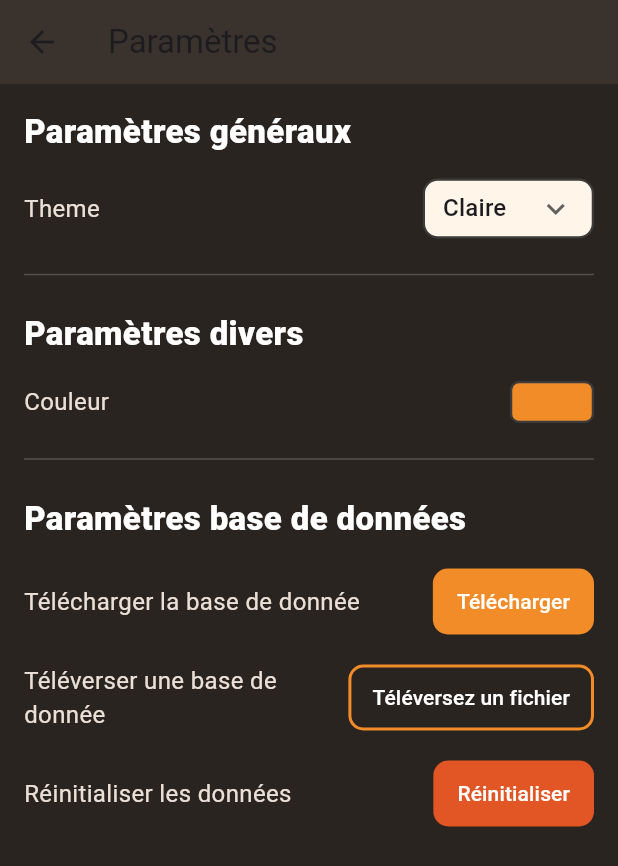
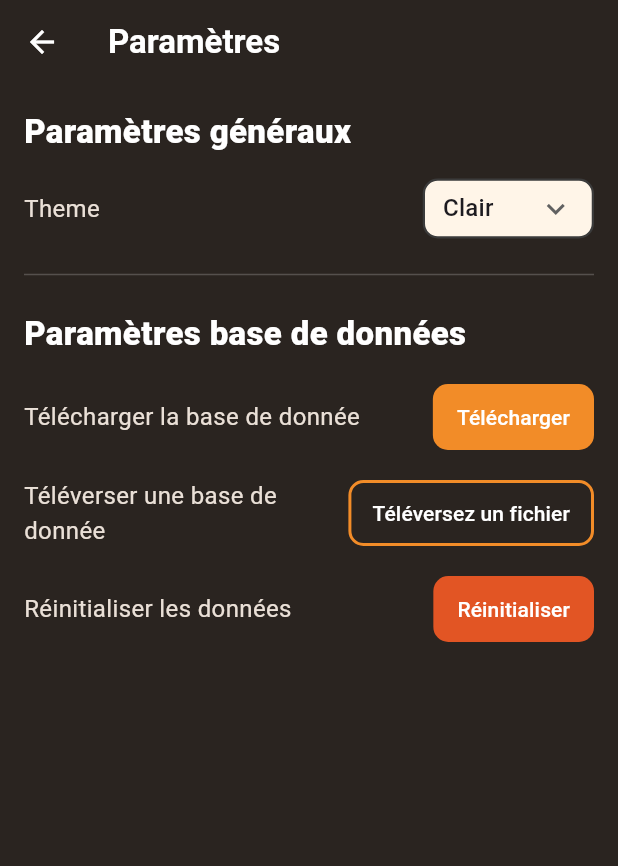
Before and after one commit to SilverCore-Git/silvernote_mobile, a Flutter app: the SettingsPage screen opened directly, on a phone screen of 412 x 824 dp. Shown: the top 866 px of the screen. Run offline on Flutter 3.47's test engine with Material 3 defaults, Android fonts, the phone set to English and light mode, and no system bars; our stand-ins replace flutter_svg; missing offline and left inert: clerk_flutter; project files that could hold a hidden picture were left out.

Commit message:
changed settings page

```diff
--- a/lib/main.dart
+++ b/lib/main.dart
@@ -386,9 +386,10 @@ class _SettingsPageState extends State<SettingsPage> {
     return Scaffold(
       backgroundColor: _bg,
       appBar: AppBar(
-        backgroundColor: const Color(0xFF3A322D),
-        title: const Text('Paramètres'),
-      ),
+        backgroundColor: const Color(0xFF2A2420),
+        title: const Text('Paramètres',style: TextStyle(color: Colors.white, fontWeight: FontWeight.bold)),
+        iconTheme: const IconThemeData(color: Colors.white, ),
+        ),
       body: ListView(
         padding: const EdgeInsets.fromLTRB(16, 16, 16, 24),
         children: [
@@ -400,28 +401,6 @@ class _SettingsPageState extends State<SettingsPage> {
             control: __ThemeDropdown(
               value: _theme,
               onChanged: (m) => setState(() => _theme = m),
-            ),
-          ),
-          const SizedBox(height: 16),
-          const Divider(color: _divider),
-
-          // Paramètres divers
-          const SizedBox(height: 16),
-          const __SettingsSectionTitle('Paramètres divers'),
-          const SizedBox(height: 16),
-          __SettingsRowLabelControl(
-            label: 'Couleur',
-            control: GestureDetector(
-              onTap: _toggleAccent,
-              child: Container(
-                width: 56,
-                height: 28,
-                decoration: BoxDecoration(
-                  color: _accent,
-                  borderRadius: BorderRadius.circular(6),
-                  border: Border.all(color: const Color(0xFF3B3B3B), width: 1.5),
-                ),
-              ),
             ),
           ),
           const SizedBox(height: 16),
@@ -589,7 +568,7 @@ class __ThemeDropdown extends StatelessWidget {
           value: value,
           icon: const Icon(Icons.keyboard_arrow_down),
           items: const [
-            DropdownMenuItem<ThemeMode>(value: ThemeMode.light, child: Text('Claire')),
+            DropdownMenuItem<ThemeMode>(value: ThemeMode.light, child: Text('Clair')),
             DropdownMenuItem<ThemeMode>(value: ThemeMode.dark, child: Text('Sombre')),
             DropdownMenuItem<ThemeMode>(value: ThemeMode.system, child: Text('Système')),
           ],
```
